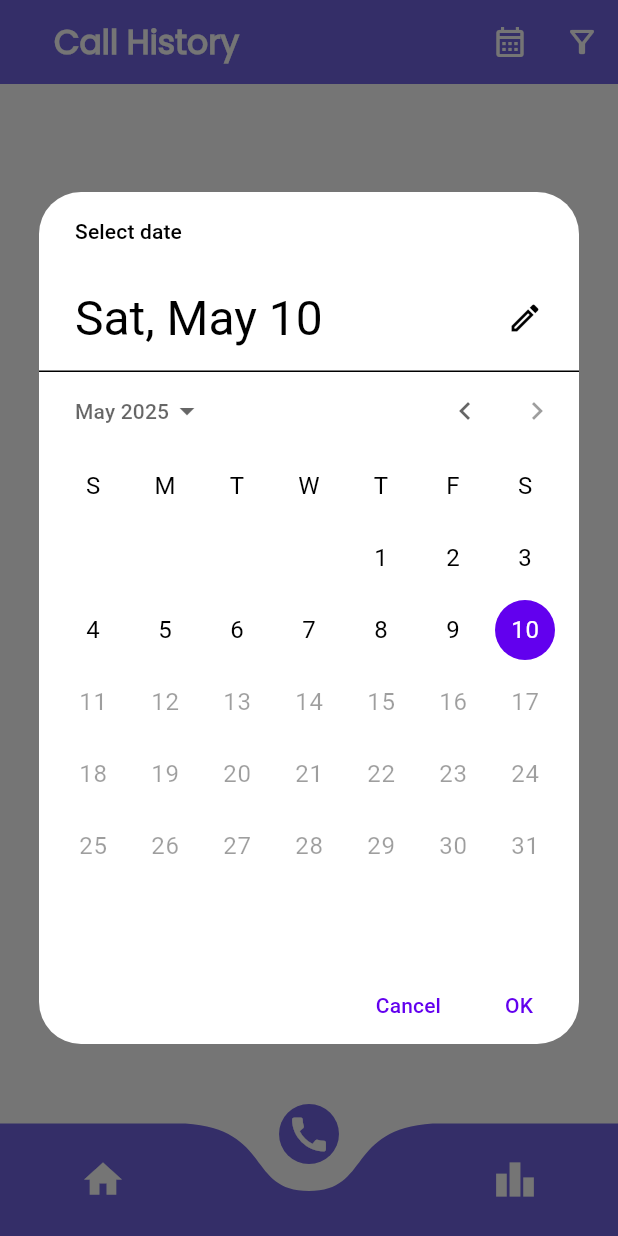
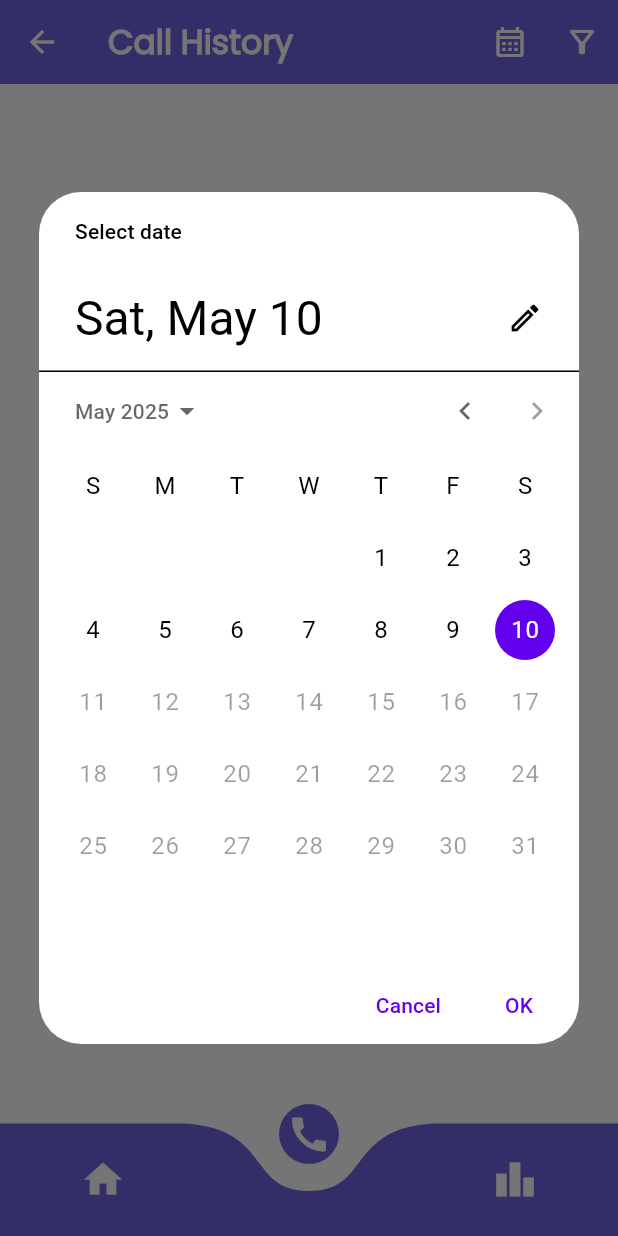
Before and after one commit to MulukanoorVarun/telecaliingcrm, a Flutter app: the Dashboard screen opened by its route, item 2 of the bottom bar chosen, after a tap on the "calendar month" icon, on a phone screen of 412 x 824 dp. Run offline on Flutter 3.47's test engine with Material 3 defaults, Android fonts, the phone set to English and light mode, and no system bars; drawn by our look-alikes of curved_navigation_bar; our stand-ins replace cached_network_image, connectivity_plus, dio, dropdown_button2, equatable, flutter_bloc and 10 more; missing offline and left inert: call_log, flutter_phone_direct_caller, flutter_searchable_dropdown, in_app_update, phone_state; accounts and stored records are empty; network calls fail; statements that could not run were skipped; project files that could hold a hidden picture were left out.

Commit message:
commiteed by varun

```diff
--- a/lib/screens/CallHistoryScreen.dart
+++ b/lib/screens/CallHistoryScreen.dart
@@ -1,5 +1,6 @@
 import 'package:flutter/material.dart';
 import 'package:go_router/go_router.dart';
+import 'package:intl/intl.dart';
 import 'package:lottie/lottie.dart';
 import 'package:provider/provider.dart';
 import 'package:telecaliingcrm/Services/UserApi.dart';
@@ -10,9 +11,7 @@ import '../utils/ColorConstants.dart';
 import '../providers/CallHistoryProvider.dart';
 
 class Callhistoryscreen extends StatefulWidget {
-  String date;
-  String type;
-  Callhistoryscreen({super.key, required this.date, required this.type});
+  Callhistoryscreen({super.key});
 
   @override
   State<Callhistoryscreen> createState() => _CallhistoryscreenState();
@@ -20,6 +19,7 @@ class Callhistoryscreen extends StatefulWidget {
 
 class _CallhistoryscreenState extends State<Callhistoryscreen> {
   String? _selectedFilter;
+  String formattedDate = DateFormat('yyyy-MM-dd').format(DateTime.now());
   @override
   void initState() {
     WidgetsBinding.instance.addPostFrameCallback((_) {
@@ -31,7 +31,7 @@ class _CallhistoryscreenState extends State<Callhistoryscreen> {
   Future<void> getCallHistoryApi() async {
     final callhistory =
         Provider.of<CallHistoryProvider>(context, listen: false);
-    callhistory.getCallHistoryApi(widget.date,_selectedFilter??"");
+    callhistory.getCallHistoryApi(_selectedFilter??"");
   }
 
   @override
@@ -49,8 +49,7 @@ class _CallhistoryscreenState extends State<Callhistoryscreen> {
               color: Colors.white),
         ),
         backgroundColor: primaryColor,
-        leading: widget.type != ""
-            ? IconButton(
+        leading: IconButton(
                 icon: Icon(
                   Icons.arrow_back,
                   color: Colors.white,
@@ -58,9 +57,7 @@ class _CallhistoryscreenState extends State<Callhistoryscreen> {
                 onPressed: () {
                   Navigator.pop(context, true);
                 },
-              )
-            : Container(),
-        leadingWidth: widget.type != '' ? 56 : 20,
+              ),
         actions: [
           IconButton(
             icon: Icon(
--- a/lib/screens/dashboard.dart
+++ b/lib/screens/dashboard.dart
@@ -43,10 +43,7 @@ class _DashboardState extends State<Dashboard> {
               controller: _pageController,
               children: [
                 Homescreen(),
-                Callhistoryscreen(
-                  type: '',
-                  date: '',
-                ),
+                Callhistoryscreen(type: '',),
                 LeaderboardScreen(),
               ],
             ),
```
Also changed, not shown: 250 other files.
